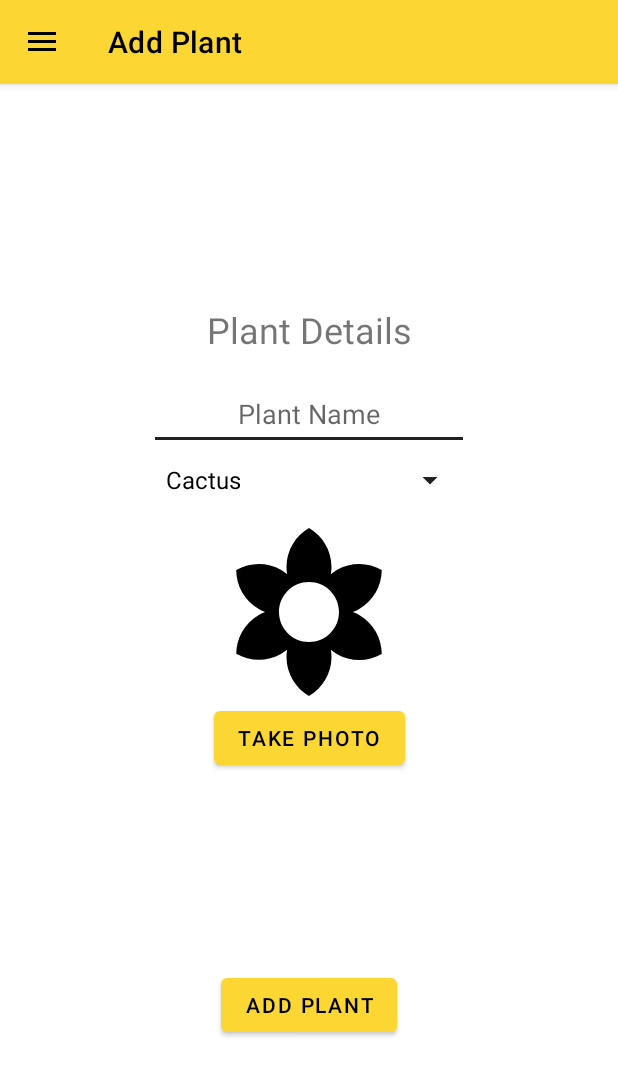
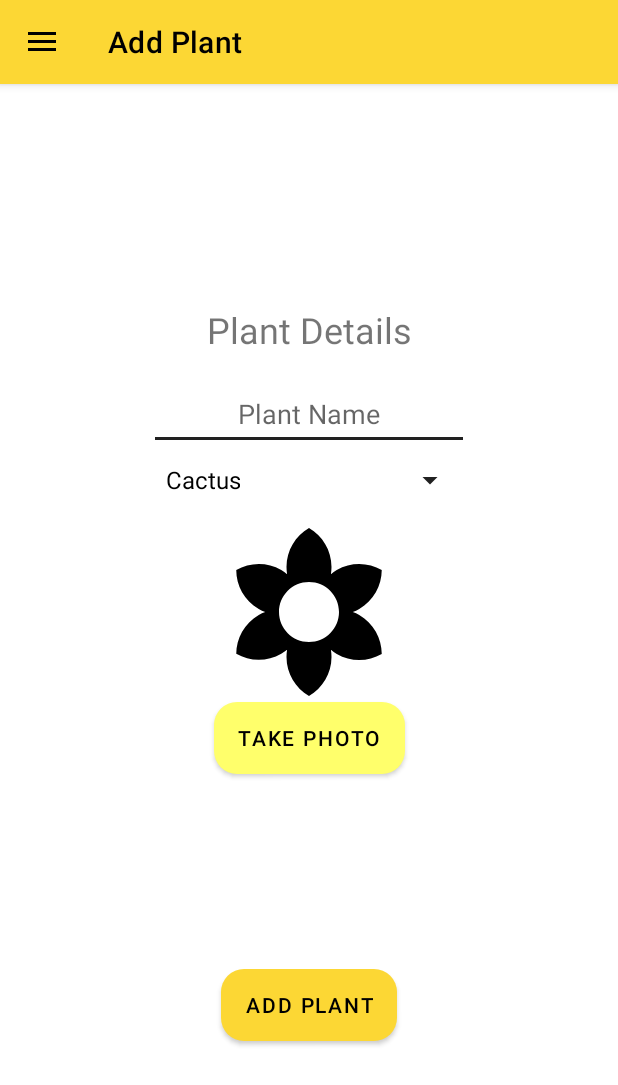
Before and after one commit to m-a-z-z-z/Plant_Monitor_App, an Android app: the AddPlantActivity screen opened directly, with no data from a screen before it, on a phone screen of 412 x 824 dp. Shown: the top 1085 px of the screen. Run offline under Robolectric (Android 15) with nearby library versions, the light colour scheme and no system bars; our stand-ins replace Firebase (no records; nobody signed in at launch, a user with empty details on screens opened directly).

Commit message:
Changed button colours

```diff
--- /dev/null
+++ b/app/src/main/res/drawable/ic_password.xml
@@ -0,0 +1,5 @@
+<vector android:height="24dp" android:tint="#000000"
+    android:viewportHeight="24" android:viewportWidth="24"
+    android:width="24dp" xmlns:android="http://schemas.android.com/apk/res/android">
+    <path android:fillColor="@android:color/white" android:pathData="M2,17h20v2H2V17zM3.15,12.95L4,11.47l0.85,1.48l1.3,-0.75L5.3,10.72H7v-1.5H5.3l0.85,-1.47L4.85,7L4,8.47L3.15,7l-1.3,0.75L2.7,9.22H1v1.5h1.7L1.85,12.2L3.15,12.95zM9.85,12.2l1.3,0.75L12,11.47l0.85,1.48l1.3,-0.75l-0.85,-1.48H15v-1.5h-1.7l0.85,-1.47L12.85,7L12,8.47L11.15,7l-1.3,0.75l0.85,1.47H9v1.5h1.7L9.85,12.2zM23,9.22h-1.7l0.85,-1.47L20.85,7L20,8.47L19.15,7l-1.3,0.75l0.85,1.47H17v1.5h1.7l-0.85,1.48l1.3,0.75L20,11.47l0.85,1.48l1.3,-0.75l-0.85,-1.48H23V9.22z"/>
+</vector>
--- a/app/src/main/res/layout/activity_add_plant.xml
+++ b/app/src/main/res/layout/activity_add_plant.xml
@@ -47,6 +47,9 @@
         android:layout_height="wrap_content"
         android:onClick="onButtonAddPlantClicked"
         android:text="Add Plant"
+        android:background="@drawable/primary_button"
+        android:textColor="@color/black"
+        app:backgroundTint="@null"
         app:layout_constraintBottom_toBottomOf="parent"
         app:layout_constraintEnd_toEndOf="parent"
         app:layout_constraintStart_toStartOf="parent"
@@ -70,6 +73,9 @@
         android:layout_height="wrap_content"
         android:onClick="onButtonTakePhotoClick"
         android:text="Take Photo"
+        android:background="@drawable/secondary_button"
+        android:textColor="@color/black"
+        app:backgroundTint="@null"
         app:layout_constraintEnd_toEndOf="parent"
         app:layout_constraintStart_toStartOf="parent"
         app:layout_constraintTop_toBottomOf="@+id/imageView_plantPhoto" />
--- a/app/src/main/res/layout/activity_plant_health.xml
+++ b/app/src/main/res/layout/activity_plant_health.xml
@@ -140,6 +140,9 @@
         app:layout_constraintEnd_toEndOf="parent"
         app:layout_constraintStart_toStartOf="parent"
         app:layout_constraintTop_toBottomOf="@+id/textView_readableTemp"
-        android:onClick="onHistoricalDataButtonClick"/>
+        android:onClick="onHistoricalDataButtonClick"
+        android:background="@drawable/primary_button"
+        android:textColor="@color/black"
+        app:backgroundTint="@null" />
 
 </androidx.constraintlayout.widget.ConstraintLayout>
--- a/app/src/main/res/layout/activity_sign_in.xml
+++ b/app/src/main/res/layout/activity_sign_in.xml
@@ -66,8 +66,9 @@
         android:layout_width="wrap_content"
         android:layout_height="wrap_content"
         android:layout_marginTop="32dp"
-        android:background="@drawable/button_sign_in"
-        android:backgroundTint="@null"
+        android:background="@drawable/primary_button"
+        android:textColor="@color/black"
+        app:backgroundTint="@null"
         android:onClick="onButtonSignInClicked"
         android:text="Sign In"
         app:layout_constraintEnd_toEndOf="parent"
--- a/app/src/main/res/layout/activity_sign_up.xml
+++ b/app/src/main/res/layout/activity_sign_up.xml
@@ -91,7 +91,7 @@
         android:layout_width="wrap_content"
         android:layout_height="wrap_content"
         android:layout_marginTop="32dp"
-        android:background="@drawable/button_sign_up"
+        android:background="@drawable/primary_button"
         android:onClick="onButtonSignUpClicked"
         android:text="Sign Up!"
         app:layout_constraintEnd_toEndOf="parent"
--- a/app/src/main/res/layout/activity_welcome.xml
+++ b/app/src/main/res/layout/activity_welcome.xml
@@ -24,7 +24,7 @@
         android:id="@+id/buttonSignUp"
         android:layout_width="150dp"
         android:layout_height="65dp"
-        android:background="@drawable/button_sign_up"
+        android:background="@drawable/primary_button"
         android:onClick="loadSignUpActivity"
         android:text="Sign Up"
         android:textColor="@color/black"
@@ -42,7 +42,7 @@
         android:id="@+id/buttonSignIn"
         android:layout_width="150dp"
         android:layout_height="65dp"
-        android:background="@drawable/button_sign_in"
+        android:background="@drawable/secondary_button"
         android:onClick="loadSignInActivity"
         android:text="Sign In"
         android:textColor="@color/black"
```
Also changed, not shown: app/src/main/res/drawable/primary_button.xml (renamed from app/src/main/res/drawable/button_sign_up.xml), app/src/main/res/drawable/secondary_button.xml (renamed from app/src/main/res/drawable/button_sign_in.xml).
